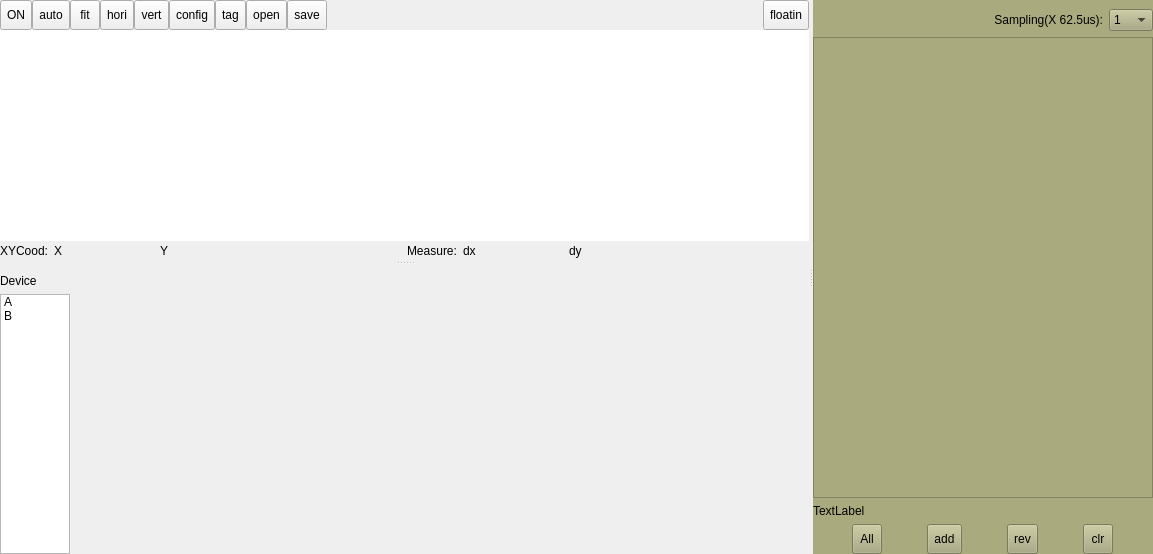
Old version of the form Libs/PlotUnit/PlotUnitGraph/plotunitgraph129.ui in the repository tiangaomingjing/ServoDriveTech.
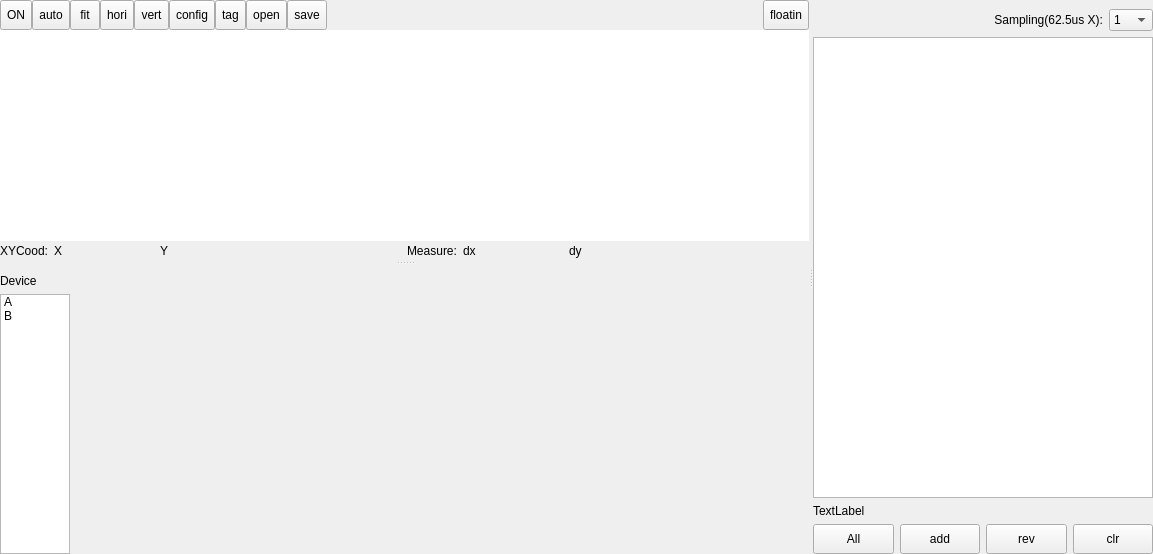
New version of the form. Custom widgets are drawn as their Qt base class.

```diff
--- a/Libs/PlotUnit/PlotUnitGraph/plotunitgraph129.ui
+++ b/Libs/PlotUnit/PlotUnitGraph/plotunitgraph129.ui
@@ -410,7 +410,7 @@
      </widget>
      <widget class="QWidget" name="widget_plotGraph_right" native="true">
       <property name="styleSheet">
-       <string notr="true">background-color: rgb(170, 170, 127);</string>
+       <string notr="true"/>
       </property>
       <layout class="QVBoxLayout" name="verticalLayout_5">
        <property name="leftMargin">
@@ -430,7 +430,7 @@
          <item>
           <widget class="QLabel" name="label_11">
            <property name="text">
-            <string>Sampling(X 62.5us):</string>
+            <string>Sampling(62.5us X):</string>
            </property>
            <property name="alignment">
             <set>Qt::AlignRight|Qt::AlignTrailing|Qt::AlignVCenter</set>
@@ -513,6 +513,12 @@
         <layout class="QHBoxLayout" name="horizontalLayout_5">
          <item>
           <widget class="QToolButton" name="tbtn_plot_curveAll">
+           <property name="sizePolicy">
+            <sizepolicy hsizetype="Expanding" vsizetype="Fixed">
+             <horstretch>0</horstretch>
+             <verstretch>0</verstretch>
+            </sizepolicy>
+           </property>
            <property name="minimumSize">
             <size>
              <width>30</width>
@@ -522,10 +528,19 @@
            <property name="text">
             <string>All</string>
            </property>
+           <property name="toolButtonStyle">
+            <enum>Qt::ToolButtonTextUnderIcon</enum>
+           </property>
           </widget>
          </item>
          <item>
           <widget class="QToolButton" name="tbtn_plot_curveAdd">
+           <property name="sizePolicy">
+            <sizepolicy hsizetype="Expanding" vsizetype="Fixed">
+             <horstretch>0</horstretch>
+             <verstretch>0</verstretch>
+            </sizepolicy>
+           </property>
            <property name="minimumSize">
             <size>
              <width>30</width>
@@ -535,10 +550,19 @@
            <property name="text">
             <string>add</string>
            </property>
+           <property name="toolButtonStyle">
+            <enum>Qt::ToolButtonTextUnderIcon</enum>
+           </property>
           </widget>
          </item>
          <item>
           <widget class="QToolButton" name="tbtn_plot_curveRemove">
+           <property name="sizePolicy">
+            <sizepolicy hsizetype="Expanding" vsizetype="Fixed">
+             <horstretch>0</horstretch>
+             <verstretch>0</verstretch>
+            </sizepolicy>
+           </property>
            <property name="minimumSize">
             <size>
              <width>30</width>
@@ -548,10 +572,19 @@
            <property name="text">
             <string>rev</string>
            </property>
+           <property name="toolButtonStyle">
+            <enum>Qt::ToolButtonTextUnderIcon</enum>
+           </property>
           </widget>
          </item>
          <item>
           <widget class="QToolButton" name="tbtn_plot_curveClear">
+           <property name="sizePolicy">
+            <sizepolicy hsizetype="Expanding" vsizetype="Fixed">
+             <horstretch>0</horstretch>
+             <verstretch>0</verstretch>
+            </sizepolicy>
+           </property>
            <property name="minimumSize">
             <size>
              <width>30</width>
@@ -561,6 +594,9 @@
            <property name="text">
             <string>clr</string>
            </property>
+           <property name="toolButtonStyle">
+            <enum>Qt::ToolButtonTextUnderIcon</enum>
+           </property>
           </widget>
          </item>
         </layout>
```
Left out of the diff: 3 changed lines with no effect on the pictures.
